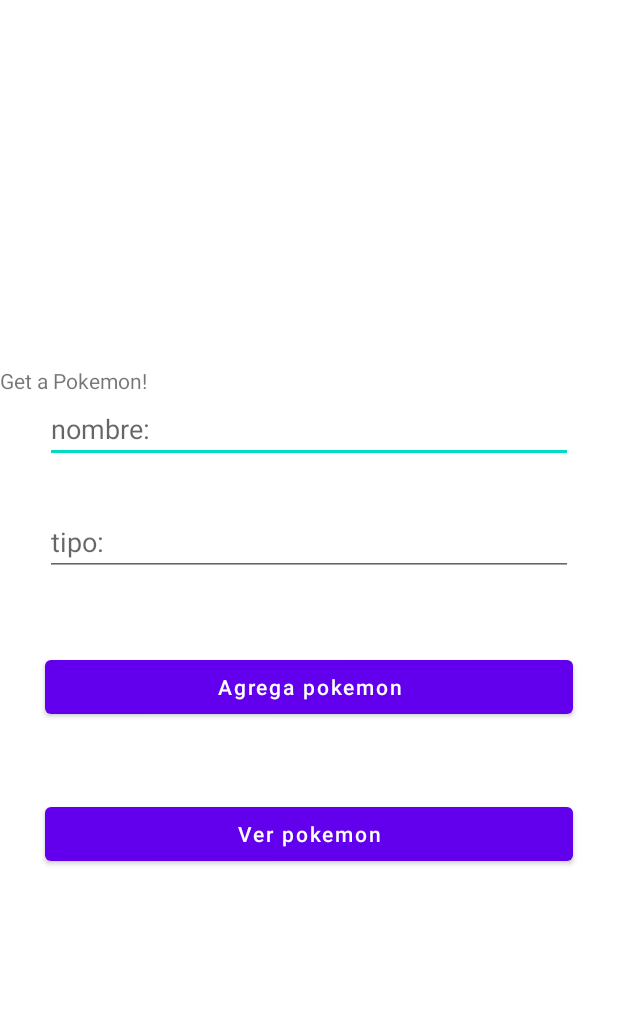
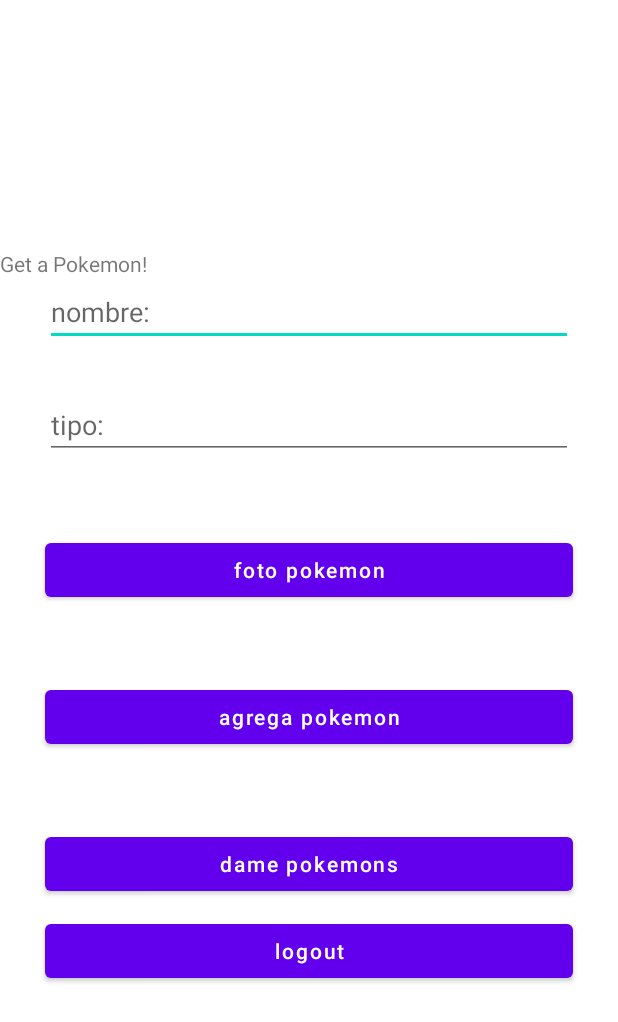
Before and after one commit to Natalia670/Pokedex-Firebase, an Android app: the layout activity_main.xml on its own in the app's theme, with its tools: preview values and no code run, on a phone screen of 412 x 824 dp. Shown: the top 1022 px of the screen. Run offline under Robolectric (Android 15) with nearby library versions, the phone set to English and light mode, and no system bars.

Commit message:
Add photo pokemon

```diff
--- a/app/build.gradle
+++ b/app/build.gradle
@@ -49,7 +49,9 @@ dependencies {
     implementation 'androidx.annotation:annotation:1.1.0'
     implementation 'androidx.lifecycle:lifecycle-livedata-ktx:2.3.0'
     implementation 'androidx.lifecycle:lifecycle-viewmodel-ktx:2.3.0'
+    implementation 'com.google.firebase:firebase-storage:19.2.2'
     testImplementation 'junit:junit:4.+'
+    implementation 'com.google.android.gms:play-services-location:18.0.0'
     androidTestImplementation 'androidx.test.ext:junit:1.1.2'
     androidTestImplementation 'androidx.test.espresso:espresso-core:3.3.0'
     implementation platform('com.google.firebase:firebase-bom:27.0.0')
--- a/app/src/main/AndroidManifest.xml
+++ b/app/src/main/AndroidManifest.xml
@@ -1,6 +1,12 @@
 <?xml version="1.0" encoding="utf-8"?>
 <manifest xmlns:android="http://schemas.android.com/apk/res/android"
     package="com.example.pokedex">
+
+    <uses-feature android:name="android.hardware.camera"
+        android:required="true" />
+    <uses-permission android:name="android.permission.ACCESS_COARSE_LOCATION" />
+    <uses-permission android:name="android.permission.ACCESS_FINE_LOCATION" />
+    <uses-permission android:name="android.permission.INTERNET" />
 
     <application
         android:allowBackup="true"
--- a/app/src/main/res/layout/activity_main.xml
+++ b/app/src/main/res/layout/activity_main.xml
@@ -1,6 +1,5 @@
 <?xml version="1.0" encoding="utf-8"?>
-<LinearLayout
-    xmlns:android="http://schemas.android.com/apk/res/android"
+<LinearLayout xmlns:android="http://schemas.android.com/apk/res/android"
     xmlns:app="http://schemas.android.com/apk/res-auto"
     xmlns:tools="http://schemas.android.com/tools"
     android:layout_width="match_parent"
@@ -8,13 +7,11 @@
     android:orientation="vertical"
     android:gravity="center"
     tools:context=".MainActivity">
-
     <TextView
         android:layout_width="match_parent"
         android:layout_height="wrap_content"
         android:text="Get a Pokemon!"
         />
-
     <EditText
         android:layout_width="match_parent"
         android:layout_height="wrap_content"
@@ -23,7 +20,6 @@
         android:layout_marginHorizontal="30sp"
         android:hint="nombre:"
         />
-
     <EditText
         android:layout_width="match_parent"
         android:layout_height="wrap_content"
@@ -33,24 +29,41 @@
         android:layout_marginTop="30sp"
         android:hint="tipo:"
         />
-
     <Button
-        android:id="@+id/agregabtn"
+        android:id="@+id/tomar_foto"
         android:layout_width="match_parent"
         android:layout_height="wrap_content"
         android:layout_marginHorizontal="30sp"
         android:layout_marginTop="50sp"
+        android:onClick="fotoPokemon"
+        android:text="foto pokemon"
+        android:textAllCaps="false" />
+    <Button
+        android:layout_width="match_parent"
+        android:layout_height="wrap_content"
+        android:id="@+id/agregabtn"
+        android:layout_marginHorizontal="30sp"
+        android:layout_marginTop="50sp"
+        android:text="agrega pokemon"
+        android:textAllCaps="false"
         android:onClick="addPokemon"
-        android:text="Agrega pokemon"
-        android:textAllCaps="false" />
-
+        />
     <Button
-        android:id="@+id/agregabtn2"
+        android:id="@+id/consultabtn"
         android:layout_width="match_parent"
         android:layout_height="wrap_content"
         android:layout_marginHorizontal="30sp"
         android:layout_marginTop="50sp"
-        android:onClick="showPokemons"
-        android:text="Ver pokemon"
+        android:onClick="getPokemons"
+        android:text="dame pokemons"
+        android:textAllCaps="false" />
+    <Button
+        android:id="@+id/logoutbtn"
+        android:layout_width="match_parent"
+        android:layout_height="wrap_content"
+        android:layout_marginHorizontal="30sp"
+        android:layout_marginTop="10sp"
+        android:onClick="logout"
+        android:text="logout"
         android:textAllCaps="false" />
 </LinearLayout>
```
Also changed, not shown: app/src/main/java/com/example/pokedex/LoginActivity.kt (+9 -1 lines), app/src/main/java/com/example/pokedex/MainActivity.kt (+121 -16 lines).
